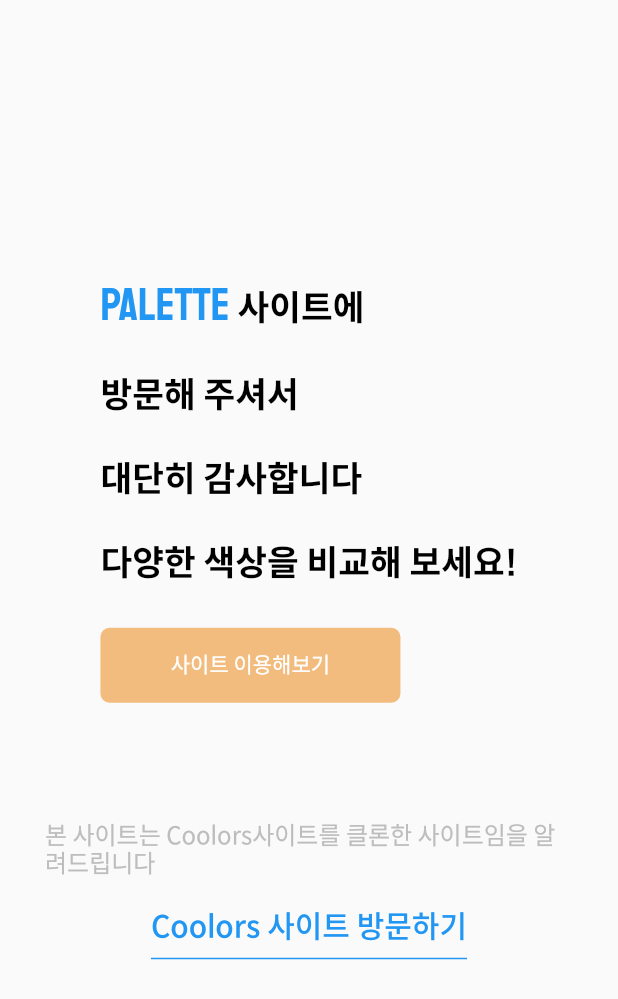
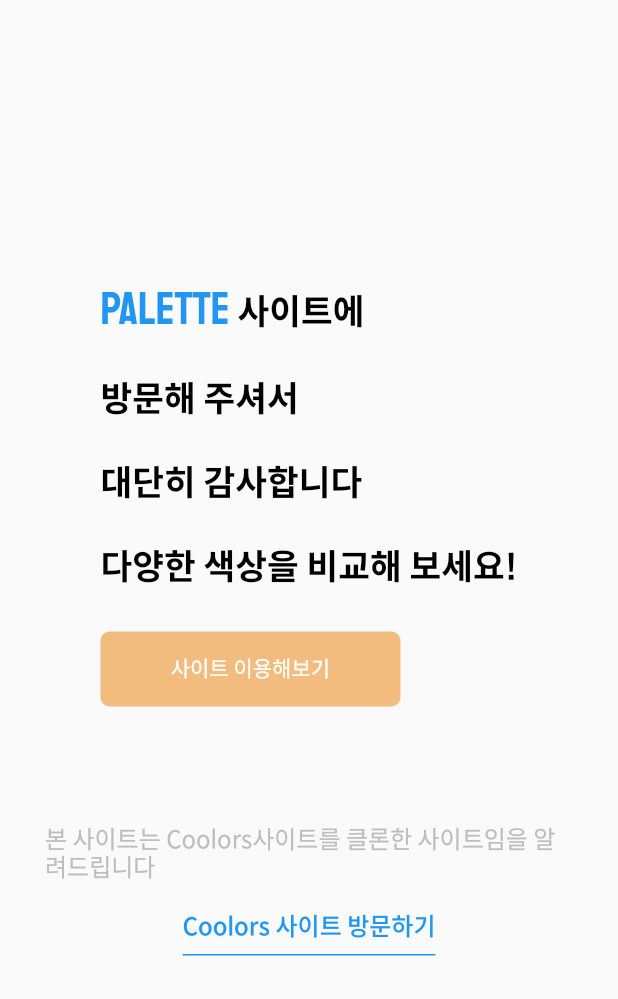
Before and after one commit to jgwng/color_pallete, a Flutter app: the screen it shows after launch, on a phone screen of 412 x 824 dp. Shown: the top 999 px of the screen. Run offline on Flutter 3.47's test engine with Material 2 defaults, Android fonts, the light colour scheme and no system bars; our stand-ins replace flutter_riverpod, fluttertoast, get_it, string_validator, url_strategy; missing offline and left inert: color_models, dart:html, universal_html.

Commit message:
07/24 commit

```diff
--- a/lib/business_models/navigator/back_dispatcher.dart
+++ b/lib/business_models/navigator/back_dispatcher.dart
@@ -5,7 +5,9 @@ class PaletteBackDispatcher extends RootBackButtonDispatcher{
   final PaletteRouterDelegate _routerDelegate;
 
   PaletteBackDispatcher(this._routerDelegate)
-      : super();
+      : super(
+
+  );
 
 
   @override
--- a/lib/main.dart
+++ b/lib/main.dart
@@ -1,7 +1,10 @@
+import 'dart:html';
+
 import 'package:colorpallete/business_models/navigator/back_dispatcher.dart';
 import 'package:colorpallete/business_models/navigator/palette_parser.dart';
 import 'package:colorpallete/business_models/navigator/palette_router.dart';
 import 'package:colorpallete/business_models/view_models/delegate_view_model.dart';
+import 'package:colorpallete/route_generator.dart';
 import 'package:colorpallete/service/service_locator.dart';
 import 'package:colorpallete/show_dialog.dart';
 import 'package:colorpallete/ui/widget/color_code_copy_toast.dart';
@@ -15,11 +18,8 @@ import 'package:url_strategy/url_strategy.dart';
 
 void main() {
   setPathUrlStrategy();
-  setupServiceLocator();
-  runApp(
-      ProviderScope(
-          child:MyApp()
-      ));
+//  setupServiceLocator();
+  runApp(MyApp());
 }
 
 class MyApp extends StatefulWidget {
@@ -29,30 +29,16 @@ class MyApp extends StatefulWidget {
 
 }
 class _MyAppState extends State<MyApp>{
-  PaletteRouterDelegate? delegate;
-  final parser = PaletteParser();
-  PaletteBackDispatcher? webAppBackDispatcher;
-  final provider = serviceLocator.get<DelegateViewModel>();
-
-  @override
-  void initState() {
-    super.initState();
-    delegate = provider.baseDelegate;
-    provider.init();
-    webAppBackDispatcher = PaletteBackDispatcher(delegate!);
-  }
 
   @override
   Widget build(BuildContext context) {
-    return MaterialApp.router(
+    return MaterialApp(
       title: 'PALETTE',
       theme: ThemeData(
         primarySwatch: Colors.blue,
       ),
-        debugShowCheckedModeBanner: false,
-        backButtonDispatcher: webAppBackDispatcher,
-        routeInformationParser: parser,
-        routerDelegate: delegate!
+      initialRoute: '/',
+      onGenerateRoute: RouteGenerator.generateRoute,
     );
   }
 
@@ -65,16 +51,18 @@ class MyHomePage extends StatefulWidget {
 class _MyHomePageState extends State<MyHomePage>  {
   List<Color> colorList = [Colors.red,Colors.blue,Colors.white,Colors.green,Colors.orange];
   int currentIndex = -1;
-  static final appContainer = html.window.document.getElementById('app-container');
+  var appContainer = html.window.document.getElementById('app-container');
+  var elClone;
   FocusNode? focusNode;
   List<dynamic> paletteList = [];
   FToast? fToast;
-
+//  final provider = serviceLocator.get<DelegateViewModel>();
 
   @override
   void initState() {
     super.initState();
     focusNode = FocusNode();
+    elClone= appContainer!.clone(true);
     appContainer!.addEventListener('mouseout', (event) => mouseOut());
     appContainer!.addEventListener('beforeunload', (event) => print('closed'));
 
@@ -86,10 +74,21 @@ class _MyHomePageState extends State<MyHomePage>  {
   @override
   void dispose() {
     super.dispose();
+    window.addEventListener('mouseout', (event) {
+    event.stopImmediatePropagation();
+    }, true);
+    window.addEventListener('beforeunload', (event) {
+      event.stopImmediatePropagation();
+    }, true);
   }
   @override
   Widget build(BuildContext context) {
-    return RawKeyboardListener(
+    return WillPopScope(
+      onWillPop: () {
+        Navigator.pushNamedAndRemoveUntil(context, '/', (route) => false);
+        return Future(() => false);
+      },
+      child: RawKeyboardListener(
         autofocus: true,
         focusNode: focusNode!,
         onKey: (event){
@@ -101,7 +100,7 @@ class _MyHomePageState extends State<MyHomePage>  {
           }
         },
         child: Scaffold(
-        body: Column(
+          body:  Column(
             mainAxisSize: MainAxisSize.max,
             children: [
               Container(
@@ -246,6 +245,7 @@ class _MyHomePageState extends State<MyHomePage>  {
             ],
           ),
         ),
+      ),
     );
   }
 
@@ -382,16 +382,20 @@ class _MyHomePageState extends State<MyHomePage>  {
   }
 
   void _onExit(int index){
+    if(mounted){
       setState(() {
         currentIndex = -1;
       });
     }
+  }
 
   void _onHovering(int index){
+    if(mounted){
       if(index != currentIndex){
         setState(() {
           currentIndex = index;
         });
+      }
     }
   }
 
--- /dev/null
+++ b/lib/route_generator.dart
@@ -0,0 +1,57 @@
+import 'package:colorpallete/main.dart';
+import 'package:colorpallete/ui/views/home_page/home_page.dart';
+import 'package:flutter/material.dart';
+import 'package:string_validator/string_validator.dart';
+
+class RouteGenerator {
+  static Route<dynamic> generateRoute(RouteSettings settings) {
+    String? route;
+    Map? queryParameters;
+    if (settings.name != null) {
+      var uriData = Uri.parse(settings.name!);
+      route = uriData.path;
+      queryParameters = uriData.queryParameters;
+    }
+
+    print('generateRoute: Route $route, QueryParameters $queryParameters');
+    print('isHex : ${isHexColor(route!)}');
+
+
+    String parser;
+
+    if(route == '/'){
+      parser = 'home';
+    }else if (route == '/main'){
+      parser = 'main';
+    }
+    else{
+      String newRoute = route.substring(1);
+      print(newRoute);
+      var splitRoute = newRoute.split('-');
+      print('$splitRoute');
+      List<bool> hexResult = [];
+      for(int i =0; i<splitRoute.length;i++){
+        hexResult.add(isHexColor(splitRoute[i]));
+      }
+      parser = (hexResult.contains(false)) ? 'error' : (splitRoute.length.toString());
+    }
+
+    return MaterialPageRoute(
+      builder: (context) {
+        switch(parser){
+          case 'home':
+            return HomePage();
+          case 'error':
+            return Container(color: Colors.red,);
+          case '1':
+            return Container(color: Colors.blue);
+          case 'main':
+            return  MyHomePage();
+          default:
+            return MyHomePage();
+        }
+      },
+      settings: settings,
+    );
+  }
+}
--- a/lib/ui/views/home_page/home_page.dart
+++ b/lib/ui/views/home_page/home_page.dart
@@ -1,16 +1,13 @@
 import 'package:colorpallete/app_themes.dart';
-import 'package:colorpallete/business_models/navigator/ui_pages.dart';
-import 'package:colorpallete/business_models/view_models/delegate_view_model.dart';
-import 'package:colorpallete/service/service_locator.dart';
 import 'package:flutter/material.dart';
-
+import 'package:universal_html/html.dart' as html;
 class HomePage extends StatefulWidget{
   @override
   _HomePageState createState() => _HomePageState();
 }
 
 class _HomePageState extends State<HomePage>{
-  final provider = serviceLocator.get<DelegateViewModel>();
+//  final provider = serviceLocator.get<DelegateViewModel>();
   @override
   Widget build(BuildContext context) {
     return Scaffold(
@@ -37,7 +34,7 @@ class _HomePageState extends State<HomePage>{
                              TextSpan(text: "다양한 색상을 비교해 보세요!\n")
                            ])),
                        GestureDetector(
-                         onTap: () => provider.movePage(PalettePageConfig),
+                         onTap: () => Navigator.pushReplacementNamed(context, '/main'),
                          behavior: HitTestBehavior.opaque,
                          child: Container(
                            width: 200,
@@ -60,14 +57,14 @@ class _HomePageState extends State<HomePage>{
            Text('본 사이트는 Coolors사이트를 클론한 사이트임을 알려드립니다',style:  TextStyle(fontFamily: 'SpoqaHanSansNeo',color : Colors.grey[400],fontSize: 16,),),
            SizedBox(height: 20,),
            GestureDetector(
-             onTap: (){},
+             onTap: () => html.window.open('https://coolors.co/', 'PlaceholderName'),
              child: Container(
                padding: EdgeInsets.only(bottom: 8),
                decoration: BoxDecoration(
                      border: Border(
                          bottom: BorderSide(color: Colors.blue))
                  ),
-               child: Text('Coolors 사이트 방문하기',style : TextStyle(fontWeight: FontWeight.w500,color: Colors.blue,fontSize: 20,fontFamily: 'SpoqaHanSansNeo')),
+               child: Text('Coolors 사이트 방문하기',style : TextStyle(fontWeight: FontWeight.w500,color: Colors.blue,fontSize: 16,fontFamily: 'SpoqaHanSansNeo')),
              ),
            )
          ],
```
Also changed, not shown: 1 other file. Lines whose indentation alone changed are shown as unchanged.
